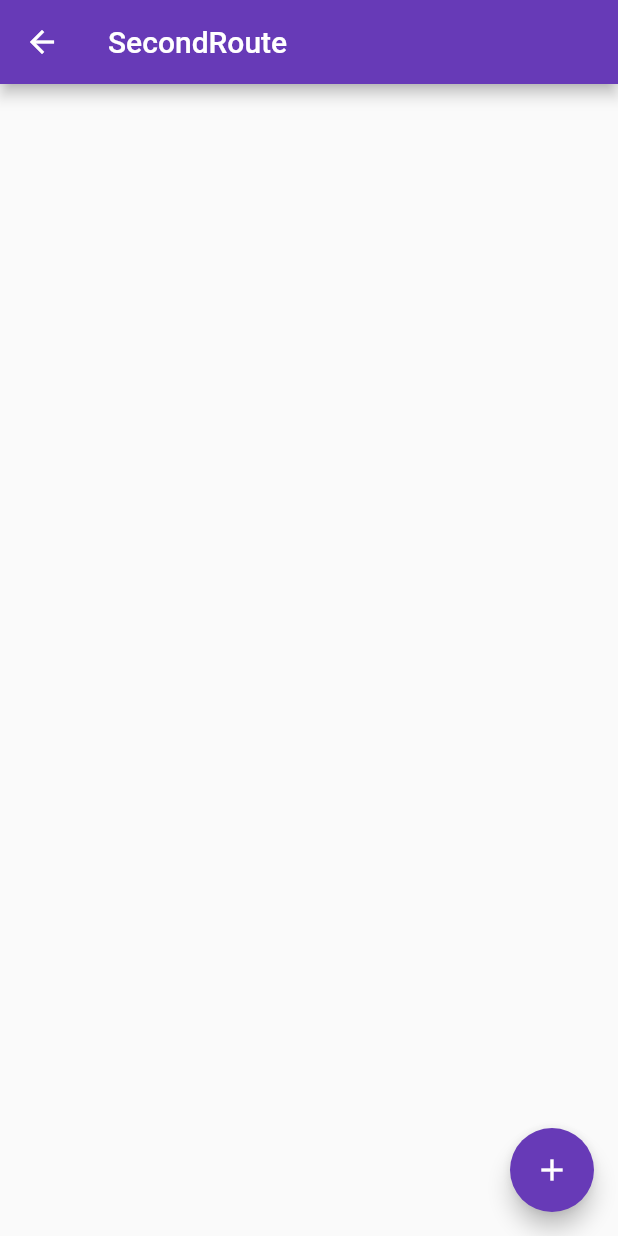
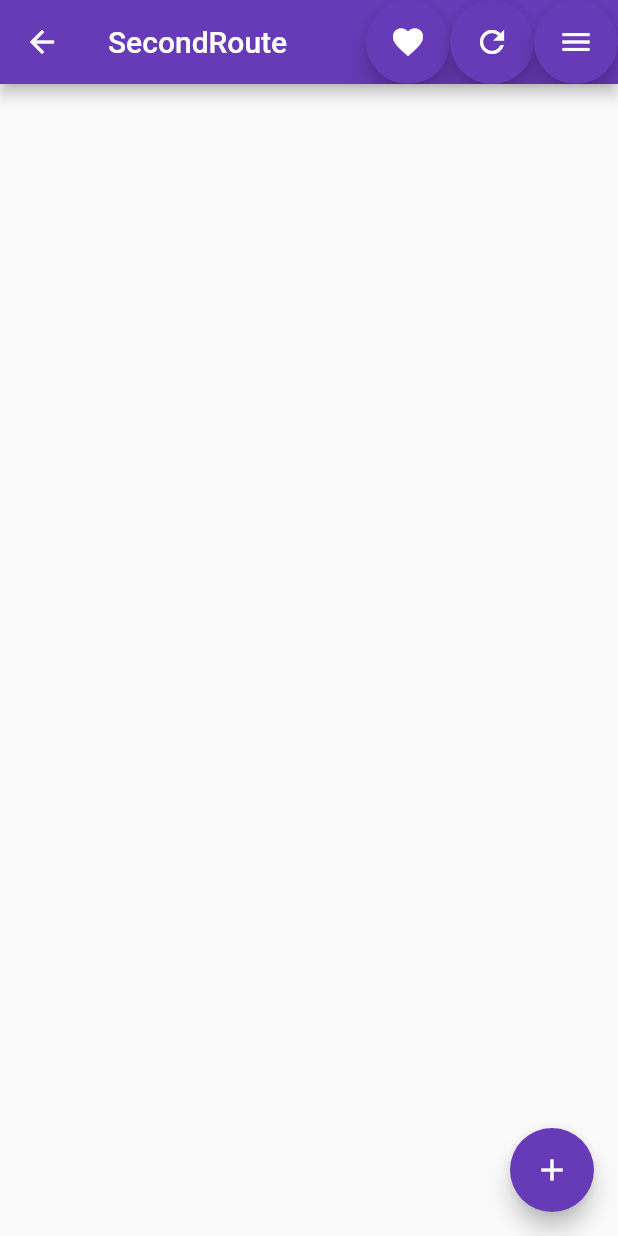
Before and after one commit to popcorn9499/TransitApp, a Flutter app: the SecondRoute screen opened directly, on a phone screen of 412 x 824 dp. Run offline on Flutter 3.47's test engine with Material 2 defaults, Android fonts, the phone set to English and light mode, and no system bars; our stand-ins replace sprintf.

Commit message:
add buttons to prototype layout for interactions

```diff
--- a/lib/widgets/second_route.dart
+++ b/lib/widgets/second_route.dart
@@ -67,6 +67,20 @@ class MyListState extends State<SecondRoute> {
     return Scaffold(
       appBar: AppBar(
         title: const Text("SecondRoute"),
+        actions: [
+          FloatingActionButton(
+              onPressed: _addItem,
+              child: Icon(Icons.favorite)
+          ),
+          FloatingActionButton(
+              onPressed: _addItem,
+              child: Icon(Icons.refresh)
+          ),
+          FloatingActionButton(
+              onPressed: _addItem,
+              child: Icon(Icons.menu)
+          ),
+        ],
       ),
       body: ListView.builder(
           itemCount: newList.length,
```
